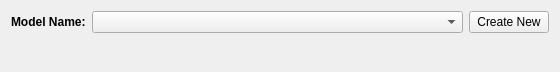
Qt form src/qt_gui/model_edit.ui (mavak/linux-track) before a commit.
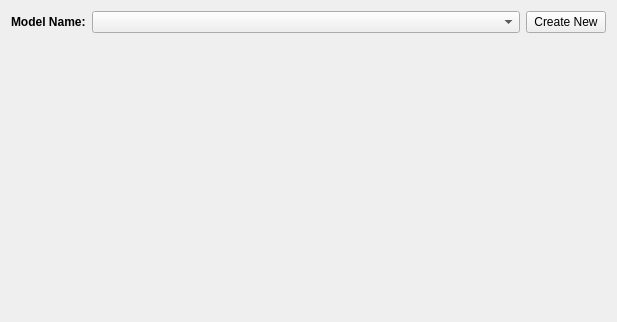
The same form after that commit. Icons and pictures are not drawn.

Commit message: Added visualizations of different model types. New section is now created with exact name if unique. Model type vs. tracker warning now pops up when GUI is updated.

```diff
--- a/src/qt_gui/model_edit.ui
+++ b/src/qt_gui/model_edit.ui
@@ -6,14 +6,14 @@
    <rect>
     <x>0</x>
     <y>0</y>
-    <width>560</width>
-    <height>72</height>
+    <width>617</width>
+    <height>322</height>
    </rect>
   </property>
   <property name="windowTitle">
    <string>Form</string>
   </property>
-  <layout class="QVBoxLayout" name="verticalLayout">
+  <layout class="QVBoxLayout" name="verticalLayout_2">
    <item>
     <layout class="QHBoxLayout" name="horizontalLayout_2">
      <item>
@@ -54,7 +54,76 @@
     </layout>
    </item>
    <item>
-    <layout class="QVBoxLayout" name="ModelEditorSite"/>
+    <layout class="QHBoxLayout" name="horizontalLayout">
+     <item>
+      <layout class="QVBoxLayout" name="ModelEditorSite">
+       <item>
+        <spacer name="horizontalSpacer">
+         <property name="orientation">
+          <enum>Qt::Horizontal</enum>
+         </property>
+         <property name="sizeHint" stdset="0">
+          <size>
+           <width>40</width>
+           <height>20</height>
+          </size>
+         </property>
+        </spacer>
+       </item>
+      </layout>
+     </item>
+     <item>
+      <layout class="QVBoxLayout" name="verticalLayout">
+       <item>
+        <widget class="QLabel" name="ModelPreview">
+         <property name="sizePolicy">
+          <sizepolicy hsizetype="Maximum" vsizetype="Maximum">
+           <horstretch>0</horstretch>
+           <verstretch>0</verstretch>
+          </sizepolicy>
+         </property>
+         <property name="minimumSize">
+          <size>
+           <width>150</width>
+           <height>150</height>
+          </size>
+         </property>
+         <property name="maximumSize">
+          <size>
+           <width>150</width>
+           <height>150</height>
+          </size>
+         </property>
+         <property name="text">
+          <string/>
+         </property>
+         <property name="pixmap">
+          <pixmap resource="ltr_rc.qrc">:/ltr/clip_1.png</pixmap>
+         </property>
+         <property name="scaledContents">
+          <bool>true</bool>
+         </property>
+        </widget>
+       </item>
+       <item>
+        <spacer name="verticalSpacer_2">
+         <property name="orientation">
+          <enum>Qt::Vertical</enum>
+         </property>
+         <property name="sizeType">
+          <enum>QSizePolicy::Preferred</enum>
+         </property>
+         <property name="sizeHint" stdset="0">
+          <size>
+           <width>20</width>
+           <height>10</height>
+          </size>
+         </property>
+        </spacer>
+       </item>
+      </layout>
+     </item>
+    </layout>
    </item>
    <item>
     <spacer name="verticalSpacer">
```
Left out of the diff: 4 changed lines with no effect on the pictures. The commit also changes 9 other files.
